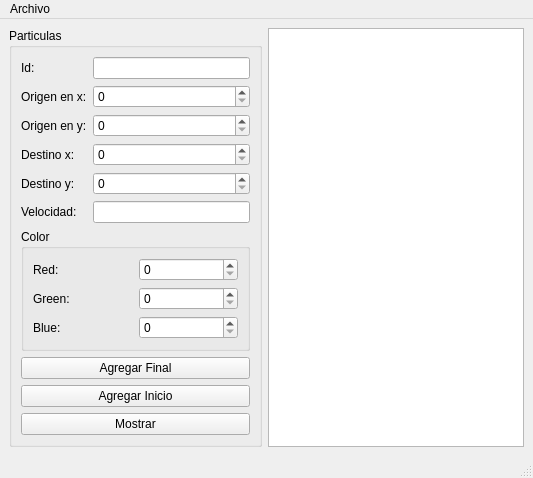
The window that mainwindow.ui (Perer876/particulas) describes before a commit, drawn with Qt 5.
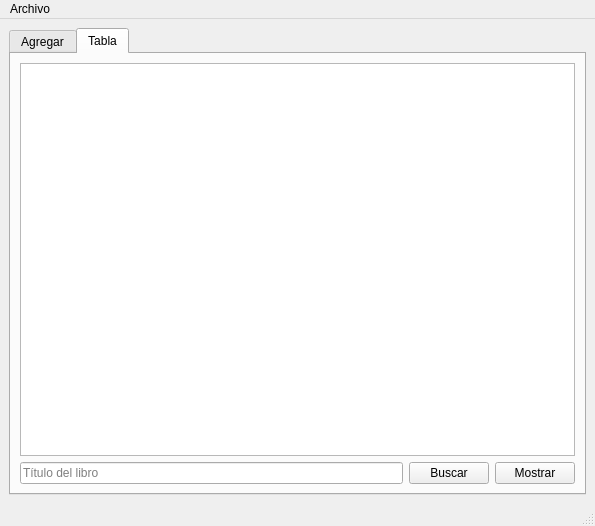
The same window after the commit. The open tabs and pages were chosen to show the change.

Commit message: Pestaña tabla creada con los respectivos botones conectados

Diff of the .ui file:
```diff
--- a/mainwindow.ui
+++ b/mainwindow.ui
@@ -6,14 +6,24 @@
    <rect>
     <x>0</x>
     <y>0</y>
-    <width>533</width>
-    <height>476</height>
+    <width>595</width>
+    <height>482</height>
    </rect>
   </property>
   <property name="windowTitle">
    <string>Particulas</string>
   </property>
   <widget class="QWidget" name="centralwidget">
+   <layout class="QGridLayout" name="gridLayout_2">
+    <item row="0" column="0">
+     <widget class="QTabWidget" name="tabWidget">
+      <property name="currentIndex">
+       <number>0</number>
+      </property>
+      <widget class="QWidget" name="tab">
+       <attribute name="title">
+        <string>Agregar</string>
+       </attribute>
    <layout class="QGridLayout" name="gridLayout_3">
     <item row="0" column="0">
      <widget class="QGroupBox" name="groupBox_2">
@@ -177,13 +187,51 @@
     </item>
    </layout>
   </widget>
+      <widget class="QWidget" name="tab_2">
+       <attribute name="title">
+        <string>Tabla</string>
+       </attribute>
+       <layout class="QGridLayout" name="gridLayout_5">
+        <item row="0" column="0" colspan="3">
+         <widget class="QTableWidget" name="tabla"/>
+        </item>
+        <item row="1" column="0">
+         <widget class="QLineEdit" name="buscar_lineEdit">
+          <property name="text">
+           <string/>
+          </property>
+          <property name="placeholderText">
+           <string>Título del libro</string>
+          </property>
+         </widget>
+        </item>
+        <item row="1" column="1">
+         <widget class="QPushButton" name="buscar_pushButton">
+          <property name="text">
+           <string>Buscar</string>
+          </property>
+         </widget>
+        </item>
+        <item row="1" column="2">
+         <widget class="QPushButton" name="mostrarTabla_pushButton">
+          <property name="text">
+           <string>Mostrar</string>
+          </property>
+         </widget>
+        </item>
+       </layout>
+      </widget>
+     </widget>
+    </item>
+   </layout>
+  </widget>
   <widget class="QMenuBar" name="menubar">
    <property name="geometry">
     <rect>
      <x>0</x>
      <y>0</y>
-     <width>533</width>
-     <height>20</height>
+     <width>595</width>
+     <height>21</height>
     </rect>
    </property>
    <widget class="QMenu" name="menuArchivo">
```
Lines whose indentation alone changed are shown as unchanged. The commit also changes 2 other files.
